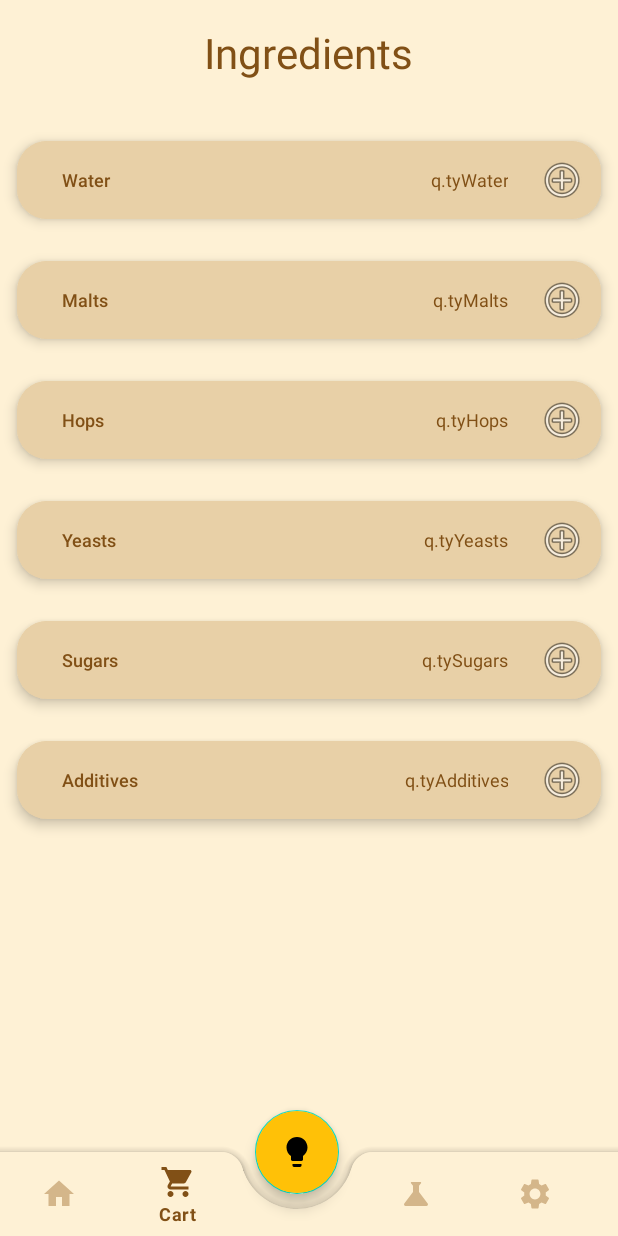
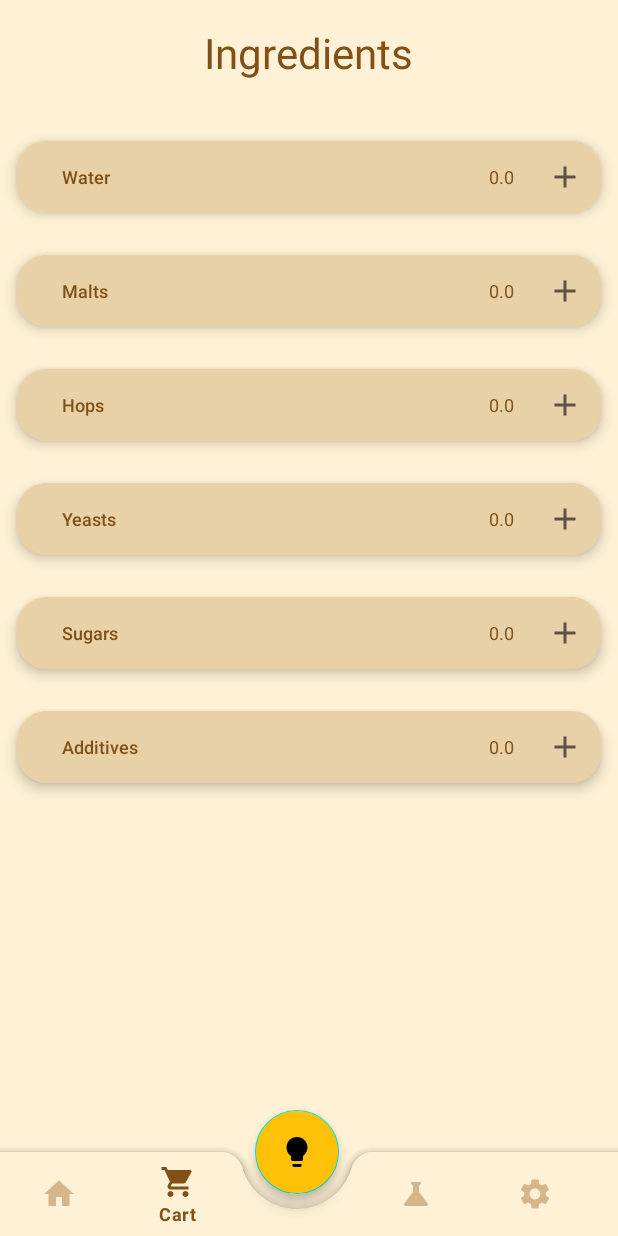
Before and after one commit to UnimibSoftEngCourse2022/progetto-birra-1-beer2beer, an Android app: the CartFragment screen opened through its navigation route, on a phone screen of 412 x 824 dp. Run offline under Robolectric (Android 15) with nearby library versions, the phone set to English and light mode, and no system bars; our stand-ins replace Room's generated code, data binding, navigation-ui; 3 statements that could not run were skipped.

Commit message:
Cart fragment quantities correctly binded.

```diff
--- a/app/src/main/java/com/example/beer2beer/fragments/CartFragment.kt
+++ b/app/src/main/java/com/example/beer2beer/fragments/CartFragment.kt
@@ -21,6 +21,17 @@ class CartFragment : Fragment() {
 
         cartFragmentSetup(inflater, container)
 
+        viewModel.ingredients.observe(viewLifecycleOwner){
+            val ingList = viewModel.ingredients.value
+
+            binding.waterQtyTextView.text = ingList?.get(0)?.quantity.toString()
+            binding.maltsQtyTextView.text = ingList?.get(1)?.quantity.toString()
+            binding.hopsQtyTextView.text = ingList?.get(2)?.quantity.toString()
+            binding.yeastsQtyTextView.text = ingList?.get(3)?.quantity.toString()
+            binding.sugarsQtyTextView.text = ingList?.get(4)?.quantity.toString()
+            binding.additivesQtyTextView.text = ingList?.get(0)?.quantity.toString()
+        }
+
         return binding.root
     }
 
--- a/app/src/main/res/layout/fragment_cart.xml
+++ b/app/src/main/res/layout/fragment_cart.xml
@@ -73,13 +73,13 @@
                                 tools:ignore="RtlSymmetry" />
 
                             <TextView
-                                android:id="@+id/WaterQtyTextView"
+                                android:id="@+id/waterQtyTextView"
                                 android:layout_width="wrap_content"
                                 android:layout_height="wrap_content"
                                 android:fontFamily="sans-serif"
                                 android:gravity="end"
                                 android:padding="10dp"
-                                android:text="@string/qtyWater"
+                                tools:text="@string/qtyWater"
                                 android:textColor="@color/buttons"
                                 android:textSize="12sp"/>
 
@@ -88,10 +88,13 @@
                                 android:layout_width="wrap_content"
                                 android:layout_height="wrap_content"
                                 android:layout_gravity="center"
+                                android:background="@android:color/transparent"
+                                android:contentDescription="@string/addWater"
+                                android:minWidth="48dp"
+                                android:minHeight="48dp"
                                 android:padding="10dp"
-                                android:background="@android:color/transparent"
-                                app:srcCompat="@android:drawable/ic_menu_add"
-                                android:contentDescription="@string/addWater" />
+                                app:srcCompat="@drawable/ic_baseline_add_24"
+                                tools:ignore="ImageContrastCheck" />
                         </LinearLayout>
                     </androidx.cardview.widget.CardView>
 
@@ -131,7 +134,7 @@
                                 android:fontFamily="sans-serif"
                                 android:gravity="end"
                                 android:padding="10dp"
-                                android:text="@string/qtyMalts"
+                                tools:text="@string/qtyMalts"
                                 android:textColor="@color/buttons"
                                 android:textSize="12sp"/>
 
@@ -140,10 +143,13 @@
                                 android:layout_width="wrap_content"
                                 android:layout_height="wrap_content"
                                 android:layout_gravity="center"
+                                android:background="@android:color/transparent"
+                                android:contentDescription="@string/addMalts"
+                                android:minWidth="48dp"
+                                android:minHeight="48dp"
                                 android:padding="10dp"
-                                android:background="@android:color/transparent"
-                                app:srcCompat="@android:drawable/ic_menu_add"
-                                android:contentDescription="@string/addMalts" />
+                                app:srcCompat="@drawable/ic_baseline_add_24"
+                                tools:ignore="ImageContrastCheck" />
                         </LinearLayout>
                     </androidx.cardview.widget.CardView>
 
@@ -183,7 +189,7 @@
                                 android:fontFamily="sans-serif"
                                 android:gravity="end"
                                 android:padding="10dp"
-                                android:text="@string/qtyHops"
+                                tools:text="@string/qtyHops"
                                 android:textColor="@color/buttons"
                                 android:textSize="12sp"/>
 
@@ -192,10 +198,13 @@
                                 android:layout_width="wrap_content"
                                 android:layout_height="wrap_content"
                                 android:layout_gravity="center"
+                                android:background="@android:color/transparent"
+                                android:contentDescription="@string/addHops"
+                                android:minWidth="48dp"
+                                android:minHeight="48dp"
                                 android:padding="10dp"
-                                android:background="@android:color/transparent"
-                                app:srcCompat="@android:drawable/ic_menu_add"
-                                android:contentDescription="@string/addHops" />
+                                app:srcCompat="@drawable/ic_baseline_add_24"
+                                tools:ignore="ImageContrastCheck" />
                         </LinearLayout>
                     </androidx.cardview.widget.CardView>
 
@@ -235,7 +244,7 @@
                                 android:fontFamily="sans-serif"
                                 android:gravity="end"
                                 android:padding="10dp"
-                                android:text="@string/qtyYeasts"
+                                tools:text="@string/qtyYeasts"
                                 android:textColor="@color/buttons"
                                 android:textSize="12sp"/>
 
@@ -244,10 +253,13 @@
                                 android:layout_width="wrap_content"
                                 android:layout_height="wrap_content"
                                 android:layout_gravity="center"
+                                android:background="@android:color/transparent"
+                                android:contentDescription="@string/addYeasts"
+                                android:minWidth="48dp"
+                                android:minHeight="48dp"
                                 android:padding="10dp"
-                                android:background="@android:color/transparent"
-                                app:srcCompat="@android:drawable/ic_menu_add"
-                                android:contentDescription="@string/addYeasts" />
+                                app:srcCompat="@drawable/ic_baseline_add_24"
+                                tools:ignore="ImageContrastCheck" />
                         </LinearLayout>
                     </androidx.cardview.widget.CardView>
 
@@ -287,7 +299,7 @@
                                 android:fontFamily="sans-serif"
                                 android:gravity="end"
                                 android:padding="10dp"
-                                android:text="@string/qtySugars"
+                                tools:text="@string/qtySugars"
                                 android:textColor="@color/buttons"
                                 android:textSize="12sp"/>
 
@@ -296,10 +308,13 @@
                                 android:layout_width="wrap_content"
                                 android:layout_height="wrap_content"
                                 android:layout_gravity="center"
+                                android:background="@android:color/transparent"
+                                android:contentDescription="@string/addSugars"
+                                android:minWidth="48dp"
+                                android:minHeight="48dp"
                                 android:padding="10dp"
-                                android:background="@android:color/transparent"
-                                app:srcCompat="@android:drawable/ic_menu_add"
-                                android:contentDescription="@string/addSugars" />
+                                app:srcCompat="@drawable/ic_baseline_add_24"
+                                tools:ignore="ImageContrastCheck" />
                         </LinearLayout>
                     </androidx.cardview.widget.CardView>
 
@@ -339,7 +354,7 @@
                                 android:fontFamily="sans-serif"
                                 android:gravity="end"
                                 android:padding="10dp"
-                                android:text="@string/qtyAdditives"
+                                tools:text="@string/qtyAdditives"
                                 android:textColor="@color/buttons"
                                 android:textSize="12sp"/>
 
@@ -348,10 +363,13 @@
                                 android:layout_width="wrap_content"
                                 android:layout_height="wrap_content"
                                 android:layout_gravity="center"
+                                android:background="@android:color/transparent"
+                                android:contentDescription="@string/addAdditives"
+                                android:minWidth="48dp"
+                                android:minHeight="48dp"
                                 android:padding="10dp"
-                                android:background="@android:color/transparent"
-                                app:srcCompat="@android:drawable/ic_menu_add"
-                                android:contentDescription="@string/addAdditives" />
+                                app:srcCompat="@drawable/ic_baseline_add_24"
+                                tools:ignore="ImageContrastCheck" />
                         </LinearLayout>
                     </androidx.cardview.widget.CardView>
                 </LinearLayout>
```
